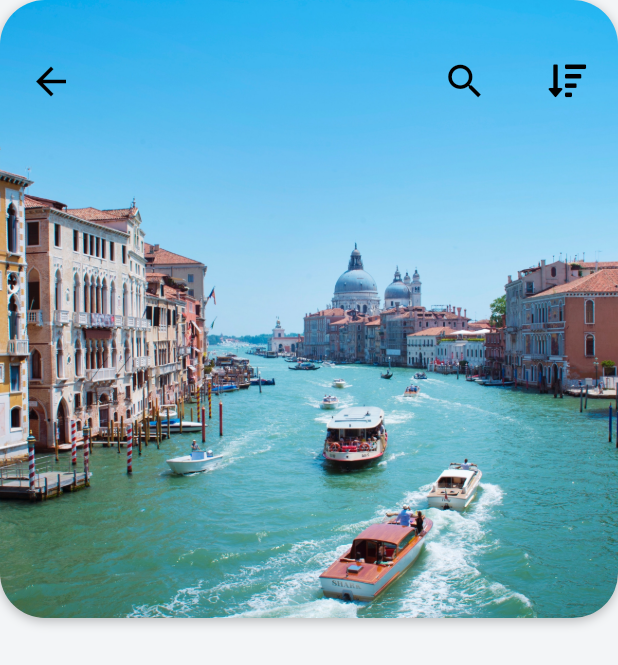
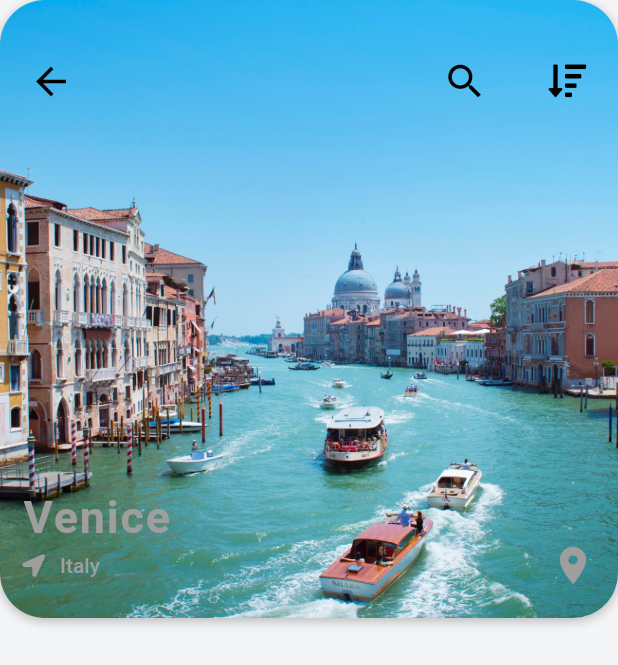
Before and after one commit to iamabhishek229313/Travel_UI, a Flutter app: the screen it shows after launch, after a tap on an icon or button, on a phone screen of 412 x 824 dp. Shown: the top 665 px of the screen. Run offline on Flutter 3.47's test engine with Material 2 defaults, Android fonts, the phone set to English and light mode, and no system bars; our stand-ins replace font_awesome_flutter.

Commit message:
The Destination Details with Muuahhhhhhhhhhh frontend is introduced .

```diff
--- a/lib/screens/DestinationDetails.dart
+++ b/lib/screens/DestinationDetails.dart
@@ -80,8 +80,51 @@ class _DestinationDetailsState extends State<DestinationDetails> {
                       ),
                     ),
                   ],
-                )
+                ),
               ],
+            ),
+            new Positioned(
+              bottom: 20.0,
+              child: Container(
+                padding: const EdgeInsets.symmetric(horizontal: 15.0),
+                width: MediaQuery.of(context).size.width,
+                child: new Column(
+                  crossAxisAlignment: CrossAxisAlignment.start,
+                  children: <Widget>[
+                    new Text(widget.des.city,
+                        style: new TextStyle(
+                            fontSize: 30.0,
+                            fontWeight: FontWeight.bold,
+                            color: Colors.grey,
+                            letterSpacing: 1.2)),
+                    new Row(
+                      mainAxisAlignment: MainAxisAlignment.spaceBetween,
+                      children: <Widget>[
+                        new Row(
+                          children: <Widget>[
+                            new Icon(
+                              FontAwesomeIcons.locationArrow,
+                              color: Colors.grey,
+                              size: 15.0,
+                            ),
+                            new SizedBox(width: 10.0,),
+                            new Text(widget.des.country,
+                                style: new TextStyle(
+                                    fontWeight: FontWeight.w500,
+                                    color: Colors.grey,
+                                    fontSize: 14.0))
+                          ],
+                        ),
+                        new Icon(
+                          Icons.location_on,
+                          color: Colors.grey,
+                          size: 30.0,
+                        )
+                      ],
+                    )
+                  ],
+                ),
+              ),
             )
           ],
         )
```
